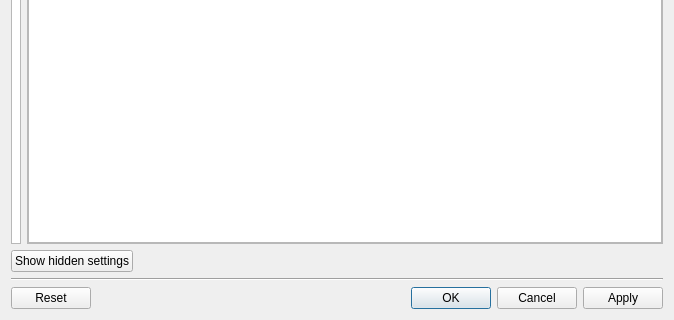
First picture: the form in Updraft/src/core/ui/settingsdialog.ui, repository updraft/updraft, before the edit; both pictures show x 0 to 674 and y 185 to 505 of the 674 by 505 pixel window.
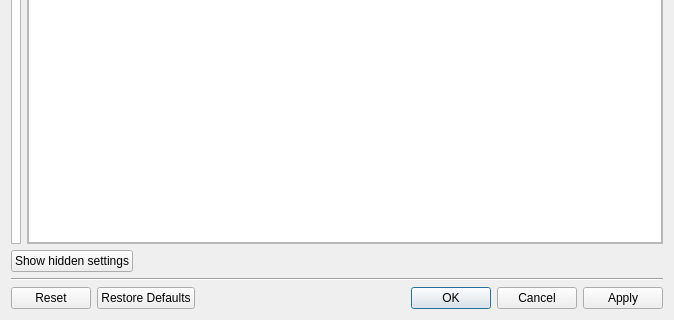
Second picture: the form after the edit. Custom widgets are drawn as their Qt base class.

Commit message: settings: Reset to default values implemented

```diff
--- a/Updraft/src/core/ui/settingsdialog.ui
+++ b/Updraft/src/core/ui/settingsdialog.ui
@@ -138,7 +138,7 @@
       <enum>Qt::Horizontal</enum>
      </property>
      <property name="standardButtons">
-      <set>QDialogButtonBox::Apply|QDialogButtonBox::Cancel|QDialogButtonBox::Ok|QDialogButtonBox::Reset</set>
+      <set>QDialogButtonBox::Apply|QDialogButtonBox::Cancel|QDialogButtonBox::Ok|QDialogButtonBox::Reset|QDialogButtonBox::RestoreDefaults</set>
      </property>
      <property name="centerButtons">
       <bool>false</bool>
```
The commit also changes 4 other files.
